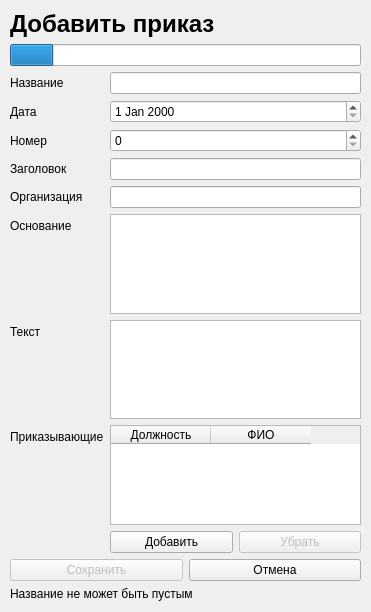
Above: ui-files/addWidget.ui from f1rsov08/BestProject before the change. Below: the same form after it.
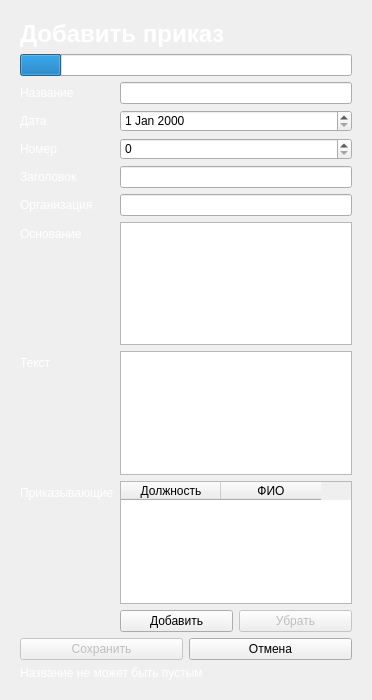
That is the form after the change.

Commit message: Финальные штрихи

Diff of the .ui file:
```diff
--- a/ui-files/addWidget.ui
+++ b/ui-files/addWidget.ui
@@ -6,21 +6,18 @@
    <rect>
     <x>0</x>
     <y>0</y>
-    <width>371</width>
-    <height>612</height>
+    <width>372</width>
+    <height>700</height>
    </rect>
   </property>
   <property name="windowTitle">
    <string>Form</string>
   </property>
-  <widget class="QWidget" name="verticalLayoutWidget">
-   <property name="geometry">
-    <rect>
-     <x>10</x>
-     <y>10</y>
-     <width>351</width>
-     <height>591</height>
-    </rect>
+  <layout class="QGridLayout" name="gridLayout">
+   <item row="0" column="0">
+    <widget class="QWidget" name="widget" native="true">
+     <property name="styleSheet">
+      <string notr="true">.QLabel {color: rgb(255, 255, 255)}</string>
    </property>
    <layout class="QVBoxLayout" name="verticalLayout">
     <item>
@@ -200,6 +197,8 @@
     </item>
    </layout>
   </widget>
+   </item>
+  </layout>
  </widget>
  <resources/>
  <connections/>
```
Left out of the diff: 2 changed lines with no effect on the pictures. Lines whose indentation alone changed are shown as unchanged.
